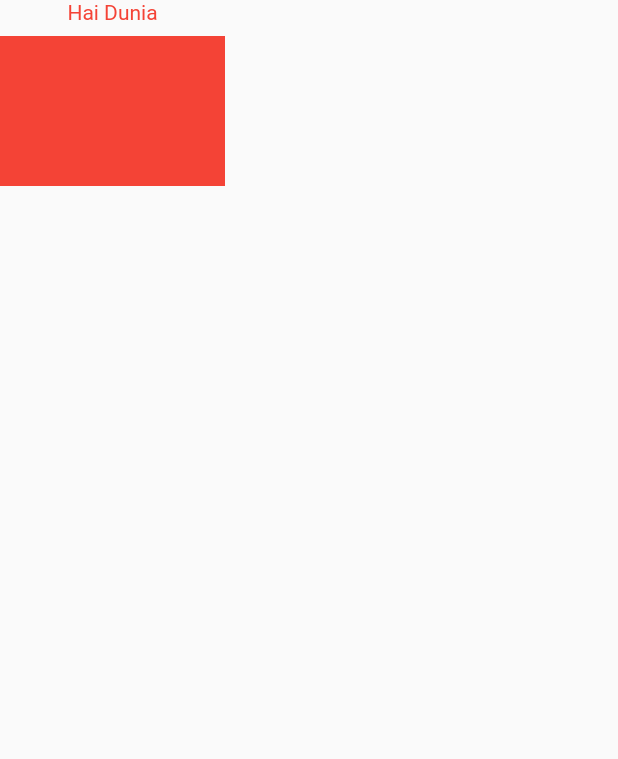
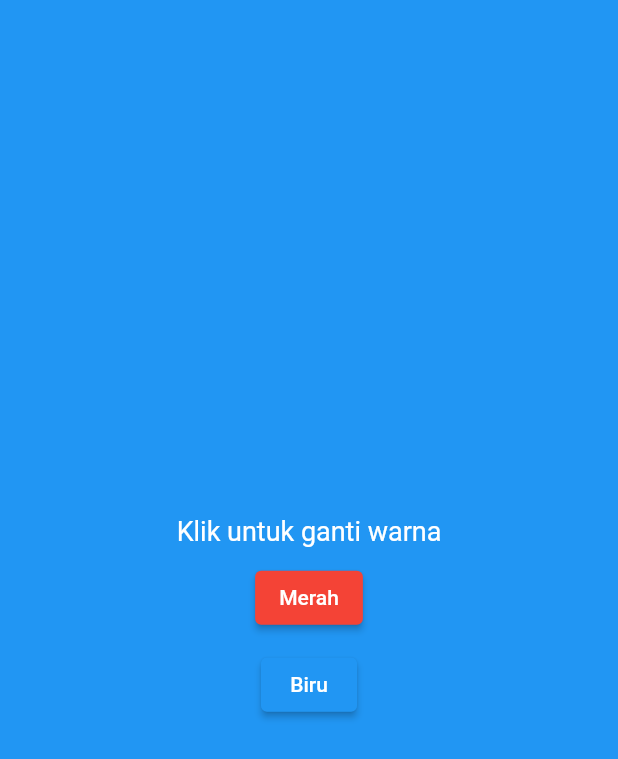
Before and after one commit to farhanroy/contoh-kode-flutter, a Flutter app: the screen it shows after launch, on a phone screen of 412 x 824 dp. Shown: the top 759 px of the screen. Run offline on Flutter 3.47's test engine with Material 2 defaults, Android fonts, the phone set to English and light mode, and no system bars; our stand-ins replace rflutter_alert.

Commit message:
belajar state management provider

```diff
--- a/lib/25_inherited_widget.dart
+++ b/lib/25_inherited_widget.dart
@@ -28,12 +28,15 @@ class BelajarInheritedWidget extends StatelessWidget {
     return Scaffold(
       body: ColorState(
         color: Colors.red,
+        child: Center(
           child: Column(
+            mainAxisSize: MainAxisSize.min,
             children: [
               _Widget1(),
               const SizedBox(height: 8),
               _Widget2(),
             ],
+          ),
         ),
       ),
     );
--- /dev/null
+++ b/lib/26_provider.dart
@@ -0,0 +1,70 @@
+import 'package:flutter/material.dart';
+import 'package:provider/provider.dart';
+
+class AppTheme extends ChangeNotifier {
+  Color mainColor = Colors.blue;
+
+  void changeThemeColor(Color color) {
+    mainColor = color;
+    notifyListeners();
+  }
+}
+
+class BelajarProvider extends StatelessWidget {
+  const BelajarProvider({Key? key}) : super(key: key);
+
+  @override
+  Widget build(BuildContext context) {
+    return ChangeNotifierProvider<AppTheme>(
+        create: (context) => AppTheme(),
+      child: Consumer<AppTheme>(
+        builder: (context, state, child) {
+          return Scaffold(
+            backgroundColor: state.mainColor,
+            body: Center(
+              child: Column(
+                mainAxisSize: MainAxisSize.min,
+                children: [
+                  Text('Klik untuk ganti warna', style: TextStyle(
+                    color: Colors.white,
+                    fontSize: 18
+                  ),),
+                  const SizedBox(height: 10.0,),
+                  _RedButton(),
+                  const SizedBox(height: 10.0,),
+                  _BlueButton()
+                ],
+              ),
+            ),
+          );
+        }
+      ),
+    );
+  }
+}
+
+class _RedButton extends StatelessWidget {
+  const _RedButton({Key? key}) : super(key: key);
+
+  @override
+  Widget build(BuildContext context) {
+    return ElevatedButton(
+        onPressed: () => context.read<AppTheme>().changeThemeColor(Colors.red),
+      style: ElevatedButton.styleFrom(primary: Colors.red),
+      child: Text('Merah'),
+    );
+  }
+}
+
+class _BlueButton extends StatelessWidget {
+  const _BlueButton({Key? key}) : super(key: key);
+
+  @override
+  Widget build(BuildContext context) {
+    return ElevatedButton(
+      onPressed: () => context.read<AppTheme>().changeThemeColor(Colors.blue),
+      style: ElevatedButton.styleFrom(primary: Colors.blue),
+      child: Text('Biru'),
+    );
+  }
+}
--- a/lib/main.dart
+++ b/lib/main.dart
@@ -1,6 +1,6 @@
 import 'package:flutter/material.dart';
 import 'package:flutter_belajar/14_alert.dart';
-import 'package:flutter_belajar/25_inherited_widget.dart';
+import 'package:flutter_belajar/26_provider.dart';
 
 void main() {
   runApp(const MyApp());
@@ -15,7 +15,7 @@ class MyApp extends StatelessWidget {
       theme: ThemeData(
         primarySwatch: Colors.blue,
       ),
-      home: BelajarInheritedWidget(),
+      home: BelajarProvider(),
     );
   }
 }
--- a/pubspec.yaml
+++ b/pubspec.yaml
@@ -35,6 +35,7 @@ dependencies:
   # Use with the CupertinoIcons class for iOS style icons.
   cupertino_icons: ^1.0.2
   rflutter_alert: ^2.0.4
+  provider: ^6.0.2
 
 dev_dependencies:
   flutter_test:
```
Also changed, not shown: pubspec.lock. Lines whose indentation alone changed are shown as unchanged.
